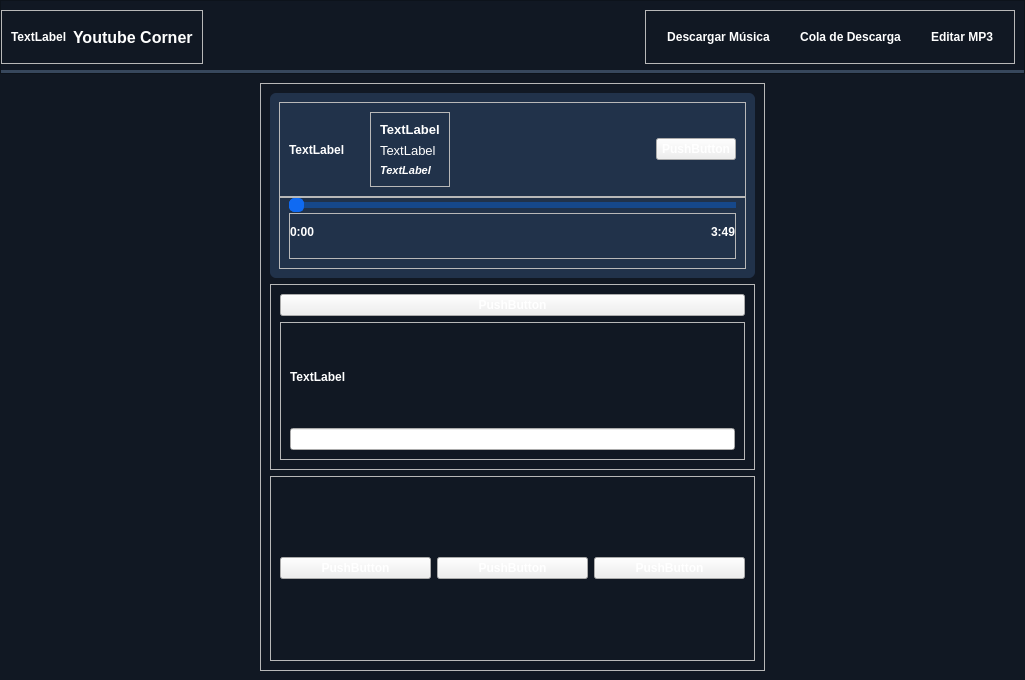
This is Youtube Corner/InterfacesRaw/frontend.ui in Ventthos/Youtube-Corner as Qt 5 draws it before an edit. The edited form follows.
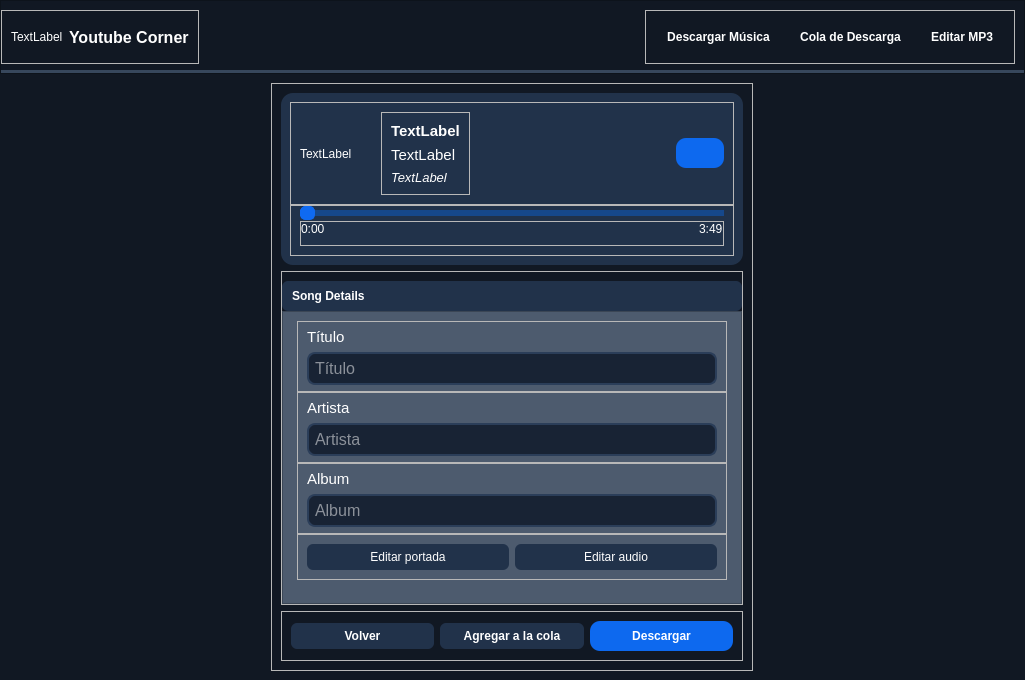
This is the edited form. The open tabs and pages were chosen to show the change. Icons and pictures are not drawn.

Commit message: Finishing download section frontend

```diff
--- a/Youtube Corner/InterfacesRaw/frontend.ui
+++ b/Youtube Corner/InterfacesRaw/frontend.ui
@@ -40,12 +40,9 @@
 
 #header QLabel, QPushButton{
 	color: white;
-	font-family: Arial;
-	font-weight: bold;
 }
 
 #headerMenu QPushButton{
-	font-size: 12px;
 	background-color:  #111823;
 	border: none;
 	padding: 10px 12px;
@@ -112,6 +109,13 @@
          <layout class="QHBoxLayout" name="horizontalLayout_3">
           <item>
            <widget class="QPushButton" name="downloadToolButton">
+            <property name="font">
+             <font>
+              <pointsize>9</pointsize>
+              <weight>75</weight>
+              <bold>true</bold>
+             </font>
+            </property>
             <property name="text">
              <string>Descargar Música</string>
             </property>
@@ -119,6 +123,13 @@
           </item>
           <item>
            <widget class="QPushButton" name="queueToolButton">
+            <property name="font">
+             <font>
+              <pointsize>9</pointsize>
+              <weight>75</weight>
+              <bold>true</bold>
+             </font>
+            </property>
             <property name="text">
              <string>Cola de Descarga</string>
             </property>
@@ -126,6 +137,13 @@
           </item>
           <item>
            <widget class="QPushButton" name="editorToolButton">
+            <property name="font">
+             <font>
+              <pointsize>9</pointsize>
+              <weight>75</weight>
+              <bold>true</bold>
+             </font>
+            </property>
             <property name="text">
              <string>Editar MP3</string>
             </property>
@@ -139,18 +157,78 @@
     </item>
     <item>
      <widget class="QStackedWidget" name="stackedWidget">
+      <property name="cursor">
+       <cursorShape>ArrowCursor</cursorShape>
+      </property>
       <property name="styleSheet">
-       <string notr="true">#songDownloaderWidget{
+       <string notr="true">#songDownloaderWidget, #findSongWidget{
 	background-color: #111823;
 }
 
 
 #songDownloaderWidget QLabel, QPushButton{
 	color: white;
-	font-family: Arial;
-	font-weight: bold;
+}
+
+#buttonOpenDetails{
+	background-color: #21324a;
+	border-radius: 6px;
+	padding: 8px 10px;
+	text-align: left;
+}
+
+#buttonOpenDetails:hover, #detailsSongDownloadScrollContents QPushButton:hover{
+	background-color: #37475c;
+}
+
+#songDetailsFieldDownload{
+	background-color: #4d5b6e;
+}
+
+detailsSongDownloadScroll{
+	border: none;
+}
+
+#detailsSongDownloadScrollContents{
+	background-color: #4d5b6e;
+	border:none;
+}
+
+#detailsSongDownloadScrollContents QFrame QLineEdit{
+	background-color: #182334;
+	border: 2px solid #2b3e59;
+	color: white;
+	padding: 4px;
+	border-radius: 8px;
+}
+
+#detailsSongDownloadScrollContents QPushButton, #botonCancelDownload, #botonAgregarCola{
+	background-color: #21324a;
+	border: none;
+	padding: 6px;
+	border-radius: 6px;
+}
+
+#botonDownloadSong{
+	background-color: #0d69ef;
+	border:  none;
+	padding: 8px;
+	border-radius: 10px;
+}
+
+#findSongContainer{
+	background-color: #21324a;
+	border-radius: 10px;
+	
+}
+
+#findSongContainer QLabel{
+	color: white;
 }</string>
       </property>
+      <property name="currentIndex">
+       <number>1</number>
+      </property>
       <widget class="QWidget" name="songDownloaderWidget">
        <layout class="QVBoxLayout" name="verticalLayout_2">
         <item alignment="Qt::AlignHCenter">
@@ -167,22 +245,7 @@
              <property name="styleSheet">
               <string notr="true">#frameDownloadMusicDetails{
 	background-color: #21324a;
-	border-radius: 6px;
-}
-
-#titleDownloadSong{
-	font-weight: bold;
-	font-size: 13px;
-}
-
-#artistDownloadSong{
-	font-weight: normal;
-	font-size: 13px;	
-}
-
-#albumDownloadSong{
-	font-style: italic;
-	font-size: 11px;
+	border-radius: 12px;
 }
 
 #tiempoReproduccionSlider::groove:horizontal{
@@ -205,6 +268,17 @@
 
 #tiempoReproduccionSlider::sub-page::horizontal{
 	background-color: #0f6af2;
+}
+
+#buttonPlayDownload{
+	background-color: #0d69ef;
+	border:  none;
+	padding: 8px;
+	border-radius: 10px;
+}
+
+#buttonPlayDownload:hover{
+	background-color:#0c5fd7;
 }</string>
              </property>
              <property name="frameShape">
@@ -230,7 +304,7 @@
                 </property>
                 <layout class="QHBoxLayout" name="horizontalLayout_4">
                  <item>
-                  <widget class="QLabel" name="label">
+                  <widget class="QLabel" name="imgMusicDownload">
                    <property name="sizePolicy">
                     <sizepolicy hsizetype="Fixed" vsizetype="Fixed">
                      <horstretch>0</horstretch>
@@ -262,6 +336,9 @@
                  </item>
                  <item>
                   <widget class="QFrame" name="stringInfoSongDownload">
+                   <property name="styleSheet">
+                    <string notr="true"/>
+                   </property>
                    <property name="frameShape">
                     <enum>QFrame::StyledPanel</enum>
                    </property>
@@ -271,6 +348,14 @@
                    <layout class="QVBoxLayout" name="verticalLayout_3">
                     <item>
                      <widget class="QLabel" name="titleDownloadSong">
+                      <property name="font">
+                       <font>
+                        <family>Arial</family>
+                        <pointsize>11</pointsize>
+                        <weight>75</weight>
+                        <bold>true</bold>
+                       </font>
+                      </property>
                       <property name="text">
                        <string>TextLabel</string>
                       </property>
@@ -278,6 +363,14 @@
                     </item>
                     <item>
                      <widget class="QLabel" name="artistDownloadSong">
+                      <property name="font">
+                       <font>
+                        <family>Arial</family>
+                        <pointsize>11</pointsize>
+                        <weight>50</weight>
+                        <bold>false</bold>
+                       </font>
+                      </property>
                       <property name="text">
                        <string>TextLabel</string>
                       </property>
@@ -285,6 +378,13 @@
                     </item>
                     <item>
                      <widget class="QLabel" name="albumDownloadSong">
+                      <property name="font">
+                       <font>
+                        <family>Arial</family>
+                        <pointsize>10</pointsize>
+                        <italic>true</italic>
+                       </font>
+                      </property>
                       <property name="text">
                        <string>TextLabel</string>
                       </property>
@@ -307,9 +407,13 @@
                   </spacer>
                  </item>
                  <item alignment="Qt::AlignRight">
-                  <widget class="QPushButton" name="pushButton">
+                  <widget class="QPushButton" name="buttonPlayDownload">
                    <property name="text">
-                    <string>PushButton</string>
+                    <string/>
+                   </property>
+                   <property name="icon">
+                    <iconset>
+                     <normaloff>../img/white-play-icon-png-6.webp</normaloff>../img/white-play-icon-png-6.webp</iconset>
                    </property>
                   </widget>
                  </item>
@@ -317,7 +421,7 @@
                </widget>
               </item>
               <item>
-               <widget class="QFrame" name="frame_5">
+               <widget class="QFrame" name="reproduccionContainer">
                 <property name="frameShape">
                  <enum>QFrame::StyledPanel</enum>
                 </property>
@@ -345,7 +449,7 @@
                   </widget>
                  </item>
                  <item>
-                  <widget class="QFrame" name="frame_6">
+                  <widget class="QFrame" name="timeeproductionContainer">
                    <property name="frameShape">
                     <enum>QFrame::StyledPanel</enum>
                    </property>
@@ -363,14 +467,24 @@
                      <number>0</number>
                     </property>
                     <item>
-                     <widget class="QLabel" name="label_5">
+                     <widget class="QLabel" name="pastTimeReproduction">
+                      <property name="font">
+                       <font>
+                        <pointsize>9</pointsize>
+                       </font>
+                      </property>
                       <property name="text">
                        <string>0:00</string>
                       </property>
                      </widget>
                     </item>
                     <item alignment="Qt::AlignRight">
-                     <widget class="QLabel" name="label_6">
+                     <widget class="QLabel" name="restingTimeReproduction">
+                      <property name="font">
+                       <font>
+                        <pointsize>9</pointsize>
+                       </font>
+                      </property>
                       <property name="text">
                        <string>3:49</string>
                       </property>
@@ -386,7 +500,7 @@
             </widget>
            </item>
            <item>
-            <widget class="QFrame" name="frame_7">
+            <widget class="QFrame" name="detailSongsDownload">
              <property name="frameShape">
               <enum>QFrame::StyledPanel</enum>
              </property>
@@ -394,15 +508,47 @@
               <enum>QFrame::Raised</enum>
              </property>
              <layout class="QVBoxLayout" name="verticalLayout_7">
+              <property name="spacing">
+               <number>0</number>
+              </property>
+              <property name="leftMargin">
+               <number>0</number>
+              </property>
+              <property name="rightMargin">
+               <number>0</number>
+              </property>
+              <property name="bottomMargin">
+               <number>0</number>
+              </property>
               <item>
-               <widget class="QPushButton" name="pushButton_2">
+               <widget class="QPushButton" name="buttonOpenDetails">
+                <property name="font">
+                 <font>
+                  <pointsize>9</pointsize>
+                  <weight>75</weight>
+                  <bold>true</bold>
+                 </font>
+                </property>
+                <property name="cursor">
+                 <cursorShape>PointingHandCursor</cursorShape>
+                </property>
+                <property name="layoutDirection">
+                 <enum>Qt::RightToLeft</enum>
+                </property>
+                <property name="styleSheet">
+                 <string notr="true"/>
+                </property>
                 <property name="text">
-                 <string>PushButton</string>
+                 <string>Song Details</string>
+                </property>
+                <property name="icon">
+                 <iconset>
+                  <normaloff>../img/white-play-icon-png-6.webp</normaloff>../img/white-play-icon-png-6.webp</iconset>
                 </property>
                </widget>
               </item>
               <item>
-               <widget class="QFrame" name="frame_8">
+               <widget class="QFrame" name="songDetailsFieldDownload">
                 <property name="frameShape">
                  <enum>QFrame::StyledPanel</enum>
                 </property>
@@ -410,24 +556,279 @@
                  <enum>QFrame::Raised</enum>
                 </property>
                 <layout class="QVBoxLayout" name="verticalLayout_6">
+                 <property name="leftMargin">
+                  <number>5</number>
+                 </property>
+                 <property name="topMargin">
+                  <number>0</number>
+                 </property>
+                 <property name="rightMargin">
+                  <number>5</number>
+                 </property>
+                 <property name="bottomMargin">
+                  <number>5</number>
+                 </property>
                  <item>
-                  <widget class="QLabel" name="label_7">
-                   <property name="text">
-                    <string>TextLabel</string>
+                  <widget class="QScrollArea" name="detailsSongDownloadScroll">
+                   <property name="frameShape">
+                    <enum>QFrame::NoFrame</enum>
                    </property>
+                   <property name="widgetResizable">
+                    <bool>true</bool>
+                   </property>
+                   <property name="alignment">
+                    <set>Qt::AlignHCenter|Qt::AlignTop</set>
+                   </property>
+                   <widget class="QWidget" name="detailsSongDownloadScrollContents">
+                    <property name="geometry">
+                     <rect>
+                      <x>0</x>
+                      <y>0</y>
+                      <width>443</width>
+                      <height>276</height>
+                     </rect>
+                    </property>
+                    <layout class="QVBoxLayout" name="verticalLayout_10">
+                     <property name="spacing">
+                      <number>0</number>
+                     </property>
+                     <item>
+                      <widget class="QFrame" name="frameInfoSong">
+                       <property name="styleSheet">
+                        <string notr="true"/>
+                       </property>
+                       <property name="frameShape">
+                        <enum>QFrame::StyledPanel</enum>
+                       </property>
+                       <property name="frameShadow">
+                        <enum>QFrame::Raised</enum>
+                       </property>
+                       <layout class="QVBoxLayout" name="verticalLayout_9">
+                        <property name="topMargin">
+                         <number>6</number>
+                        </property>
+                        <property name="bottomMargin">
+                         <number>6</number>
+                        </property>
+                        <item>
+                         <widget class="QLabel" name="labelTitulo">
+                          <property name="font">
+                           <font>
+                            <family>Arial</family>
+                            <pointsize>11</pointsize>
+                           </font>
+                          </property>
+                          <property name="text">
+                           <string>Título</string>
+                          </property>
+                         </widget>
+                        </item>
+                        <item>
+                         <widget class="QLineEdit" name="lineEditTitulo">
+                          <property name="sizePolicy">
+                           <sizepolicy hsizetype="Expanding" vsizetype="Fixed">
+                            <horstretch>0</horstretch>
+                            <verstretch>0</verstretch>
+                           </sizepolicy>
+                          </property>
+                          <property name="font">
+                           <font>
+                            <family>Arial</family>
+                            <pointsize>12</pointsize>
+                           </font>
+                          </property>
+                          <property name="acceptDrops">
+                           <bool>false</bool>
+                          </property>
+                          <property name="frame">
+                           <bool>true</bool>
+                          </property>
+                          <property name="readOnly">
+                           <bool>false</bool>
+                          </property>
+                          <property name="placeholderText">
+                           <string>Título</string>
+                          </property>
+                         </widget>
+                        </item>
+                       </layout>
+                      </widget>
+                     </item>
+                     <item>
+                      <widget class="QFrame" name="frameInfoSong_2">
+                       <property name="styleSheet">
+                        <string notr="true"/>
+                       </property>
+                       <property name="frameShape">
+                        <enum>QFrame::StyledPanel</enum>
+                       </property>
+                       <property name="frameShadow">
+                        <enum>QFrame::Raised</enum>
+                       </property>
+                       <layout class="QVBoxLayout" name="verticalLayout_11">
+                        <property name="topMargin">
+                         <number>6</number>
+                        </property>
+                        <property name="bottomMargin">
+                         <number>6</number>
+                        </property>
+                        <item>
+                         <widget class="QLabel" name="labelArtista">
+                          <property name="font">
+                           <font>
+                            <family>Arial</family>
+                            <pointsize>11</pointsize>
+                           </font>
+                          </property>
+                          <property name="text">
+                           <string>Artista</string>
+                          </property>
+                         </widget>
+                        </item>
+                        <item>
+                         <widget class="QLineEdit" name="lineEditArtista">
+                          <property name="sizePolicy">
+                           <sizepolicy hsizetype="Expanding" vsizetype="Fixed">
+                            <horstretch>0</horstretch>
+                            <verstretch>0</verstretch>
+                           </sizepolicy>
+                          </property>
+                          <property name="font">
+                           <font>
+                            <family>Arial</family>
+                            <pointsize>12</pointsize>
+                           </font>
+                          </property>
+                          <property name="acceptDrops">
+                           <bool>false</bool>
+                          </property>
+                          <property name="frame">
+                           <bool>true</bool>
+                          </property>
+                          <property name="readOnly">
+                           <bool>false</bool>
+                          </property>
+                          <property name="placeholderText">
+                           <string>Artista</string>
+                          </property>
+                         </widget>
+                        </item>
+                       </layout>
+                      </widget>
+                     </item>
+                     <item>
+                      <widget class="QFrame" name="frameInfoSong_3">
+                       <property name="styleSheet">
+                        <string notr="true"/>
+                       </property>
+                       <property name="frameShape">
+                        <enum>QFrame::StyledPanel</enum>
+                       </property>
+                       <property name="frameShadow">
+                        <enum>QFrame::Raised</enum>
+                       </property>
+                       <layout class="QVBoxLayout" name="verticalLayout_12">
+                        <property name="topMargin">
+                         <number>6</number>
+                        </property>
+                        <property name="bottomMargin">
+                         <number>6</number>
+                        </property>
+                        <item>
+                         <widget class="QLabel" name="labelTituloAlbum">
+                          <property name="font">
+                           <font>
+                            <family>Arial</family>
+                            <pointsize>11</pointsize>
+                           </font>
+                          </property>
+                          <property name="text">
+                           <string>Album</string>
+                          </property>
+                         </widget>
+                        </item>
+                        <item>
+                         <widget class="QLineEdit" name="lineEditAlbum">
+                          <property name="sizePolicy">
+                           <sizepolicy hsizetype="Expanding" vsizetype="Fixed">
+                            <horstretch>0</horstretch>
+                            <verstretch>0</verstretch>
+                           </sizepolicy>
+                          </property>
+                          <property name="font">
+                           <font>
+                            <family>Arial</family>
+                            <pointsize>12</pointsize>
+                           </font>
+                          </property>
+                          <property name="acceptDrops">
+                           <bool>false</bool>
+                          </property>
+                          <property name="frame">
+                           <bool>true</bool>
+                          </property>
+                          <property name="readOnly">
+                           <bool>false</bool>
+                          </property>
+                          <property name="placeholderText">
+                           <string>Album</string>
+                          </property>
+                         </widget>
+                        </item>
+                       </layout>
+                      </widget>
+                     </item>
+                     <item>
+                      <widget class="QFrame" name="frameBotonesDetailDownload">
+                       <property name="frameShape">
+                        <enum>QFrame::StyledPanel</enum>
+                       </property>
+                       <property name="frameShadow">
+                        <enum>QFrame::Raised</enum>
+                       </property>
+                       <layout class="QHBoxLayout" name="horizontalLayout_7">
+                        <item>
+                         <widget class="QPushButton" name="editarPortadaDownloadButton">
+                          <property name="text">
+                           <string>Editar portada</string>
+                          </property>
+                         </widget>
+                        </item>
+                        <item>
+                         <widget class="QPushButton" name="editarAudioDownloadButton">
+                          <property name="text">
+                           <string>Editar audio</string>
+                          </property>
+                         </widget>
+                        </item>
+                       </layout>
+                      </widget>
+                     </item>
+                     <item>
+                      <spacer name="verticalSpacer">
+                       <property name="orientation">
+                        <enum>Qt::Vertical</enum>
+                       </property>
+                       <property name="sizeHint" stdset="0">
+                        <size>
+                         <width>20</width>
+                         <height>40</height>
+                        </size>
+                       </property>
+                      </spacer>
+                     </item>
+                    </layout>
+                   </widget>
                   </widget>
                  </item>
-                 <item>
-                  <widget class="QLineEdit" name="lineEdit"/>
-                 </item>
                 </layout>
                </widget>
               </item>
              </layout>
             </widget>
            </item>
-           <item>
-            <widget class="QFrame" name="frame_9">
+           <item alignment="Qt::AlignBottom">
+            <widget class="QFrame" name="frameBotonesFinales">
              <property name="frameShape">
               <enum>QFrame::StyledPanel</enum>
              </property>
@@ -436,22 +837,161 @@
              </property>
              <layout class="QHBoxLayout" name="horizontalLayout_6">
               <item>
-               <widget class="QPushButton" name="pushButton_3">
+               <widget class="QPushButton" name="botonCancelDownload">
+                <property name="font">
+                 <font>
+                  <family>Arial</family>
+                  <pointsize>9</pointsize>
+                  <weight>75</weight>
+                  <bold>true</bold>
+                 </font>
+                </property>
                 <property name="text">
-                 <string>PushButton</string>
+                 <string>Volver</string>
                 </property>
                </widget>
               </item>
               <item>
-               <widget class="QPushButton" name="pushButton_4">
+               <widget class="QPushButton" name="botonAgregarCola">
+                <property name="font">
+                 <font>
+                  <family>Arial</family>
+                  <pointsize>9</pointsize>
+                  <weight>75</weight>
+                  <bold>true</bold>
+                 </font>
+                </property>
                 <property name="text">
-                 <string>PushButton</string>
+                 <string>Agregar a la cola</string>
                 </property>
                </widget>
               </item>
               <item>
-               <widget class="QPushButton" name="pushButton_5">
+               <widget class="QPushButton" name="botonDownloadSong">
+                <property name="font">
+                 <font>
+                  <family>Arial</family>
+                  <pointsize>9</pointsize>
+                  <weight>75</weight>
+                  <bold>true</bold>
+                 </font>
+                </property>
                 <property name="text">
+                 <string>Descargar</string>
+                </property>
+               </widget>
+              </item>
+             </layout>
+            </widget>
+           </item>
+          </layout>
+         </widget>
+        </item>
+       </layout>
+      </widget>
+      <widget class="QWidget" name="findSongWidget">
+       <layout class="QVBoxLayout" name="verticalLayout_13">
+        <item alignment="Qt::AlignHCenter|Qt::AlignVCenter">
+         <widget class="QWidget" name="findSongContainer" native="true">
+          <layout class="QVBoxLayout" name="verticalLayout_14">
+           <property name="spacing">
+            <number>10</number>
+           </property>
+           <property name="leftMargin">
+            <number>30</number>
+           </property>
+           <property name="topMargin">
+            <number>40</number>
+           </property>
+           <property name="rightMargin">
+            <number>30</number>
+           </property>
+           <property name="bottomMargin">
+            <number>40</number>
+           </property>
+           <item>
+            <widget class="QLabel" name="label">
+             <property name="font">
+              <font>
+               <family>Arial</family>
+               <pointsize>20</pointsize>
+               <weight>75</weight>
+               <bold>true</bold>
+              </font>
+             </property>
+             <property name="text">
+              <string>Descargas</string>
+             </property>
+             <property name="alignment">
+              <set>Qt::AlignCenter</set>
+             </property>
+            </widget>
+           </item>
+           <item alignment="Qt::AlignHCenter">
+            <widget class="Line" name="line">
+             <property name="minimumSize">
+              <size>
+               <width>500</width>
+               <height>0</height>
+              </size>
+             </property>
+             <property name="maximumSize">
+              <size>
+               <width>500</width>
+               <height>16777215</height>
+              </size>
+             </property>
+             <property name="orientation">
+              <enum>Qt::Horizontal</enum>
+             </property>
+            </widget>
+           </item>
+           <item>
+            <widget class="QLabel" name="label_2">
+             <property name="font">
+              <font>
+               <family>Arial</family>
+               <pointsize>11</pointsize>
+               <weight>50</weight>
+               <italic>false</italic>
+               <bold>false</bold>
+              </font>
+             </property>
+             <property name="text">
+              <string>Copie el link de Youtube en el siguiente campo y aprete el botón para empezar la búsqueda</string>
+             </property>
+            </widget>
+           </item>
+           <item>
+            <widget class="QFrame" name="frame">
+             <property name="styleSheet">
+              <string notr="true"/>
+             </property>
+             <property name="frameShape">
+              <enum>QFrame::StyledPanel</enum>
+             </property>
+             <property name="frameShadow">
+              <enum>QFrame::Raised</enum>
+             </property>
+             <layout class="QHBoxLayout" name="horizontalLayout_8">
+              <property name="spacing">
+               <number>0</number>
+              </property>
+              <property name="leftMargin">
+               <number>0</number>
+              </property>
+              <property name="topMargin">
+               <number>20</number>
+              </property>
+              <property name="rightMargin">
+               <number>0</number>
+              </property>
+              <item>
+               <widget class="QLineEdit" name="lineEdit"/>
+              </item>
+              <item>
+               <widget class="QPushButton" name="pushButton">
+                <property name="text">
                  <string>PushButton</string>
                 </property>
                </widget>
@@ -464,7 +1004,6 @@
         </item>
        </layout>
       </widget>
-      <widget class="QWidget" name="page_2"/>
      </widget>
     </item>
    </layout>
```
The commit also changes 2 other files.
